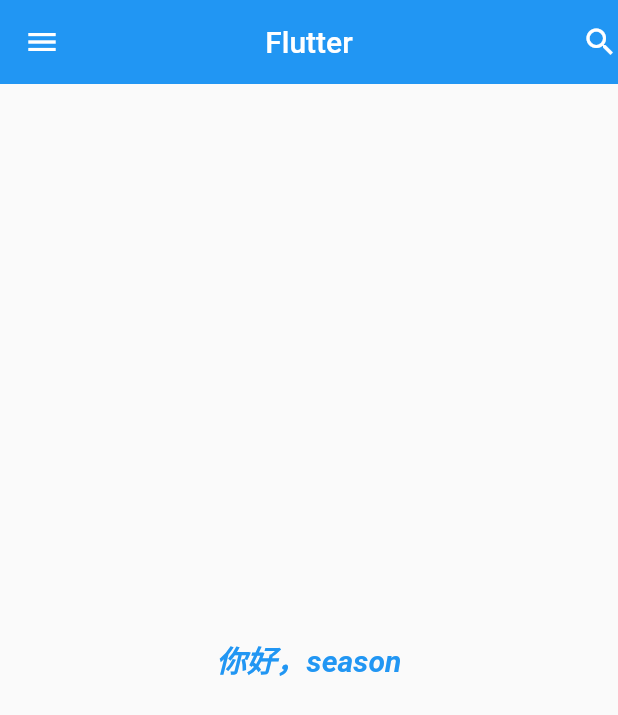
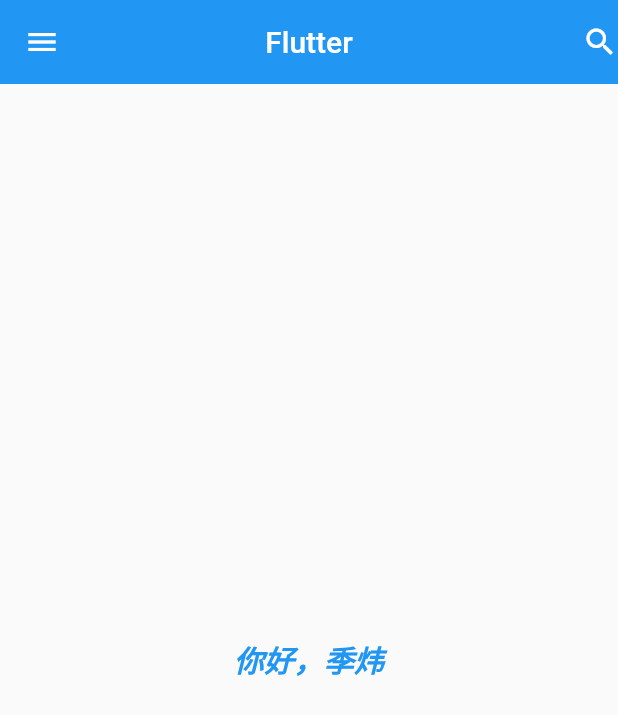
Before and after one commit to jiweixiaoxiao/myflutter, a Flutter app: the screen it shows after launch, on a phone screen of 412 x 824 dp. Shown: the top 715 px of the screen. Run offline on Flutter 3.47's test engine with Material 2 defaults, Android fonts, the phone set to English and light mode, and no system bars.

Commit message:
没改动什么

```diff
--- a/lib/main.dart
+++ b/lib/main.dart
@@ -39,7 +39,7 @@ class Hello extends StatelessWidget {
   build(BuildContext context) {
     return const Center(
       child: Text(
-        '你好，season',
+        '你好，季炜',
         textDirection: TextDirection.ltr,
         style: TextStyle(
           color: Colors.blue,
```
Also changed, not shown: pubspec.lock.
